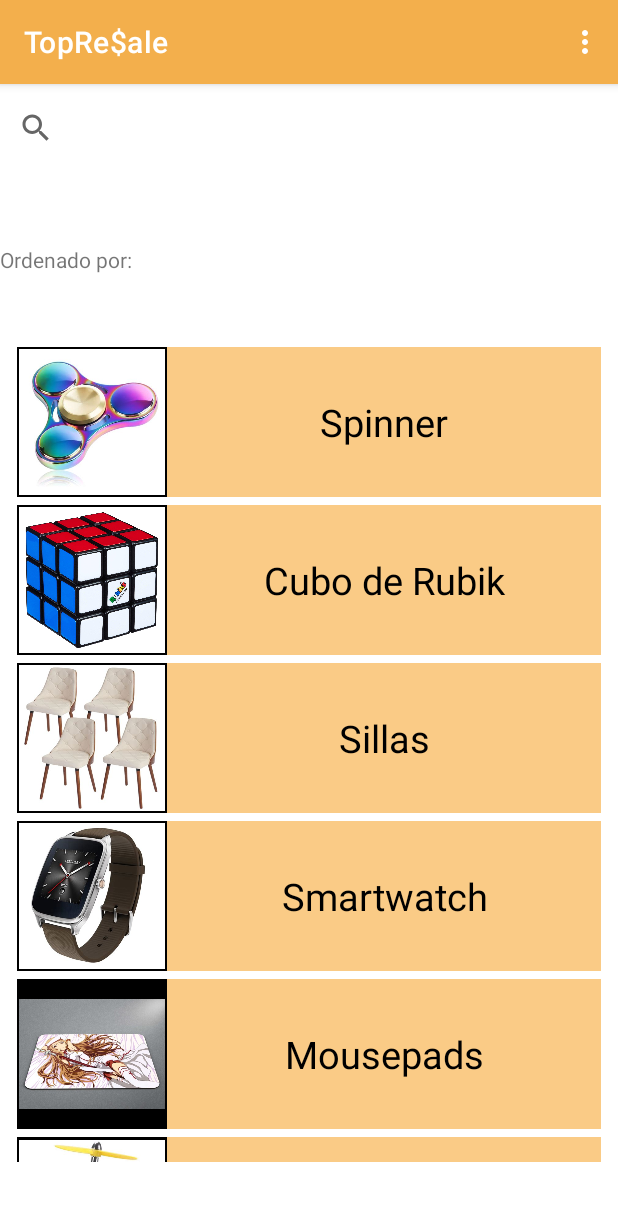
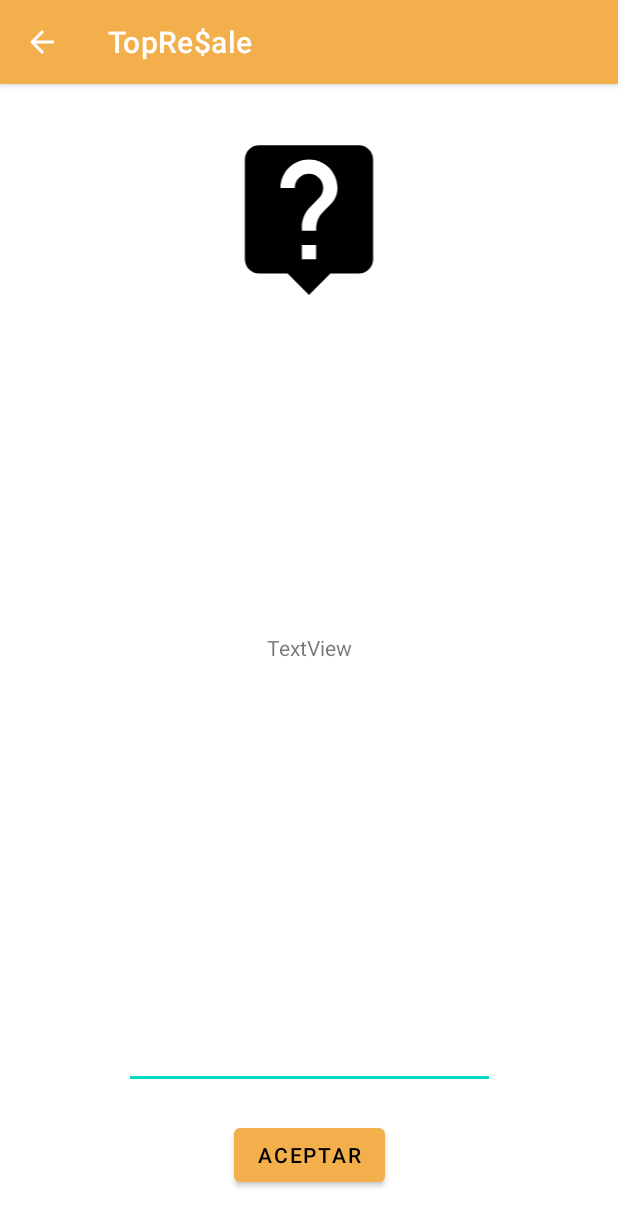
Before and after one commit to 0-Madder/TopResale, an Android app: the screen it shows after launch (MainActivity before the commit, AyudaActivity after it), in the options menu, after a tap on "Ayuda", on a phone screen of 412 x 824 dp. Shown: the top 1226 px of the screen. Run offline under Robolectric (Android 15) with nearby library versions, the phone set to English and light mode, and no system bars; our stand-ins replace Firebase (no records; nobody signed in at launch, a user with empty details on screens opened directly); libraries missing offline, so code that uses them is left out: org.checkerframework.checker.

Commit message:
AyudaActivity

```diff
--- /dev/null
+++ b/app/src/main/java/com/example/topresale/ViewModel/AyudaActivity.java
@@ -0,0 +1,23 @@
+package com.example.topresale.ViewModel;
+
+import androidx.appcompat.app.AppCompatActivity;
+
+import android.os.Bundle;
+import android.view.View;
+
+import com.example.topresale.R;
+
+public class AyudaActivity extends AppCompatActivity {
+
+    @Override
+    protected void onCreate(Bundle savedInstanceState) {
+        super.onCreate(savedInstanceState);
+        setContentView(R.layout.activity_ayuda);
+    }
+
+    public void enviarDudas(View view) {
+
+        finish();
+
+    }
+}
--- a/app/src/main/java/com/example/topresale/ViewModel/MainActivity.java
+++ b/app/src/main/java/com/example/topresale/ViewModel/MainActivity.java
@@ -11,6 +11,7 @@
 import android.view.View;
 import android.widget.AdapterView;
 import android.widget.ListView;
+import android.widget.SearchView;
 
 import com.example.topresale.R;
 import com.example.topresale.model.CustomAdapter;
@@ -25,6 +26,7 @@
     protected void onCreate(Bundle savedInstanceState) {
         super.onCreate(savedInstanceState);
         setContentView(R.layout.activity_main);
+
 
 
         listaTiposProducto = findViewById(R.id.tiposDeProducto_listView);
@@ -67,12 +69,15 @@
                 startActivity(intent1);
                 break;
             case R.id.favoritos:
+
                 break;
             case R.id.ayuda:
+                Intent intent3 = new Intent(this, AyudaActivity.class);
+                startActivity(intent3);
                 break;
             case R.id.cerrarSesion:
-                Intent intent = new Intent(this, LogInActivity.class);
-                startActivity(intent);
+                Intent intent4 = new Intent(this, LogInActivity.class);
+                startActivity(intent4);
                 finish();
                 break;
         }
--- a/app/src/main/java/com/example/topresale/ViewModel/PerfilActivity.java
+++ b/app/src/main/java/com/example/topresale/ViewModel/PerfilActivity.java
@@ -26,7 +26,8 @@
 
     public void mostrarAyuda(View view) {
 
-
+        Intent intent = new Intent(this, AyudaActivity.class);
+        startActivity(intent);
 
     }
 
--- a/app/src/main/res/layout/activity_auxiliar.xml
+++ b/app/src/main/res/layout/activity_auxiliar.xml
@@ -21,4 +21,6 @@
         android:gravity="center"
         android:textColor="@color/black"
         android:textSize="25sp" />
+
+
 </LinearLayout>
--- /dev/null
+++ b/app/src/main/res/layout/activity_ayuda.xml
@@ -0,0 +1,53 @@
+<?xml version="1.0" encoding="utf-8"?>
+<androidx.constraintlayout.widget.ConstraintLayout xmlns:android="http://schemas.android.com/apk/res/android"
+    xmlns:app="http://schemas.android.com/apk/res-auto"
+    xmlns:tools="http://schemas.android.com/tools"
+    android:layout_width="match_parent"
+    android:layout_height="match_parent"
+    tools:context=".ViewModel.AyudaActivity">
+
+    <ImageView
+        android:id="@+id/ayudaIcon_imageView"
+        android:layout_width="117dp"
+        android:layout_height="114dp"
+        app:layout_constraintBottom_toBottomOf="parent"
+        app:layout_constraintEnd_toEndOf="parent"
+        app:layout_constraintStart_toStartOf="parent"
+        app:layout_constraintTop_toTopOf="parent"
+        app:layout_constraintVertical_bias="0.048"
+        app:srcCompat="@drawable/ayuda_icon" />
+
+    <TextView
+        android:id="@+id/preguntasFrecuentes_textView"
+        android:layout_width="375dp"
+        android:layout_height="409dp"
+        android:gravity="center"
+        android:text="TextView"
+        app:layout_constraintBottom_toTopOf="@+id/duda_editText"
+        app:layout_constraintEnd_toEndOf="parent"
+        app:layout_constraintStart_toStartOf="parent"
+        app:layout_constraintTop_toBottomOf="@+id/ayudaIcon_imageView" />
+
+    <EditText
+        android:id="@+id/duda_editText"
+        android:layout_width="247dp"
+        android:layout_height="64dp"
+        android:layout_marginBottom="20dp"
+        android:ems="10"
+        android:inputType="textPersonName"
+        app:layout_constraintBottom_toTopOf="@+id/enviar_button"
+        app:layout_constraintEnd_toEndOf="parent"
+        app:layout_constraintStart_toStartOf="parent" />
+
+    <Button
+        android:id="@+id/enviar_button"
+        android:layout_width="wrap_content"
+        android:layout_height="wrap_content"
+        android:layout_marginBottom="30dp"
+        android:onClick="enviarDudas"
+        android:text="@string/aceptar"
+        android:textColor="@color/black"
+        app:layout_constraintBottom_toBottomOf="parent"
+        app:layout_constraintEnd_toEndOf="parent"
+        app:layout_constraintStart_toStartOf="parent" />
+</androidx.constraintlayout.widget.ConstraintLayout>
--- a/app/src/main/res/layout/activity_main.xml
+++ b/app/src/main/res/layout/activity_main.xml
@@ -6,32 +6,35 @@
     android:layout_height="match_parent"
     tools:context=".ViewModel.MainActivity">
 
-    <FrameLayout
-        android:id="@+id/barraSuperior_layout"
+    <SearchView
+        android:id="@+id/busqueda_searchBar"
         android:layout_width="0dp"
-        android:layout_height="58sp"
+        android:layout_height="45sp"
+        android:layout_centerHorizontal="true"
+        android:layout_marginStart="10dp"
+        android:layout_marginTop="5dp"
+        android:layout_marginEnd="10dp"
+        android:clickable="true"
+        android:focusable="true"
+        android:iconifiedByDefault="false"
+        android:queryBackground="@drawable/searchbar"
+        android:queryHint="Buscar categoria"
         app:layout_constraintEnd_toEndOf="parent"
         app:layout_constraintStart_toStartOf="parent"
-        app:layout_constraintTop_toTopOf="parent">
+        app:layout_constraintTop_toTopOf="parent" />
 
-        <SearchView
-            android:id="@+id/barraDeBusqueda_searchBar"
-            android:layout_width="match_parent"
-            android:layout_height="match_parent"
-            android:layout_marginTop="0dp"
-            app:layout_constraintTop_toTopOf="parent">
 
-        </SearchView>
-    </FrameLayout>
 
     <ListView
         android:id="@+id/tiposDeProducto_listView"
         android:layout_width="389dp"
-        android:layout_height="543dp"
+        android:layout_height="600dp"
         android:layout_marginStart="10dp"
         android:layout_marginEnd="10dp"
         android:divider="@color/white"
         android:dividerHeight="5dp"
+        android:padding="2dp"
+        android:background="@color/carne"
         app:layout_constraintBottom_toBottomOf="parent"
         app:layout_constraintEnd_toEndOf="parent"
         app:layout_constraintHorizontal_bias="0.5"
@@ -45,9 +48,7 @@
         android:text="@string/ordenacion"
         app:layout_constraintBottom_toTopOf="@+id/tiposDeProducto_listView"
         app:layout_constraintStart_toStartOf="parent"
-        app:layout_constraintTop_toBottomOf="@+id/barraSuperior_layout" />
-
-
+        app:layout_constraintTop_toBottomOf="@+id/busqueda_searchBar" />
 
 
 </androidx.constraintlayout.widget.ConstraintLayout>
--- a/app/src/main/res/values/strings.xml
+++ b/app/src/main/res/values/strings.xml
@@ -15,6 +15,7 @@
     <string name="ayuda">Ayuda</string>
     <string name="cerrarSesion">Cerrar Sesion</string>
     <string name="configuracion">Configuracion</string>
+    <string name="aceptar">Aceptar</string>
 
 
     <string name="terminosText">Bienvenido a nuestra aplicación de búsqueda de productos al por mayor. Antes de utilizar nuestros servicios, lea detenidamente los siguientes términos y condiciones.Al acceder o utilizar nuestra aplicación, acepta estar legalmente vinculado por estos términos y condiciones.Si no está de acuerdo con estos términos y condiciones, no utilice nuestra aplicación.
```
Also changed, not shown: app/src/main/AndroidManifest.xml (+5 -3 lines), app/src/main/res/drawable/searchbar.xml (added, +9 -0 lines).
